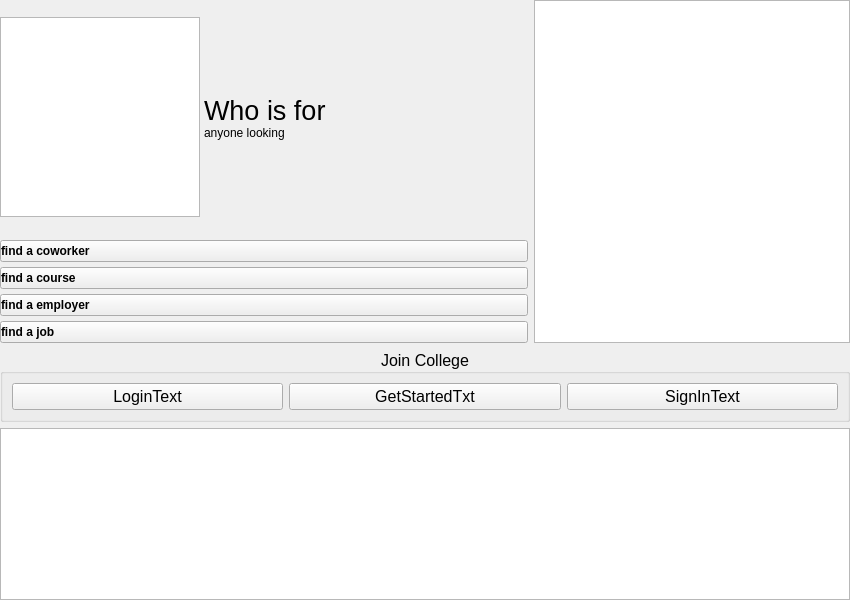
This is mainwindow.ui in saeedsamimi/InLink as Qt 5 draws it before an edit. The edited form follows.
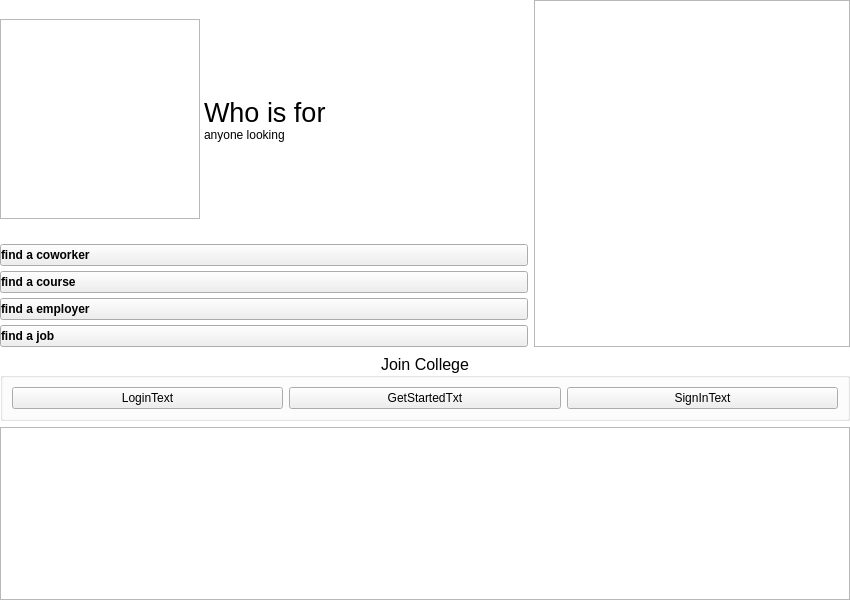
This is the edited form. Icons and pictures are not drawn. Custom widgets are drawn as their Qt base class.

```diff
--- a/mainwindow.ui
+++ b/mainwindow.ui
@@ -19,7 +19,15 @@
   <property name="windowTitle">
    <string notr="true">InLink</string>
   </property>
+  <property name="styleSheet">
+   <string notr="true"/>
+  </property>
   <widget class="QWidget" name="centralwidget">
+   <property name="styleSheet">
+    <string notr="true">#centralwidget{
+	background-color: rgb(255, 255, 255);
+}</string>
+   </property>
    <layout class="QGridLayout" name="gridLayout" rowstretch="2,0,1" columnstretch="5,3">
     <property name="leftMargin">
      <number>0</number>
```
